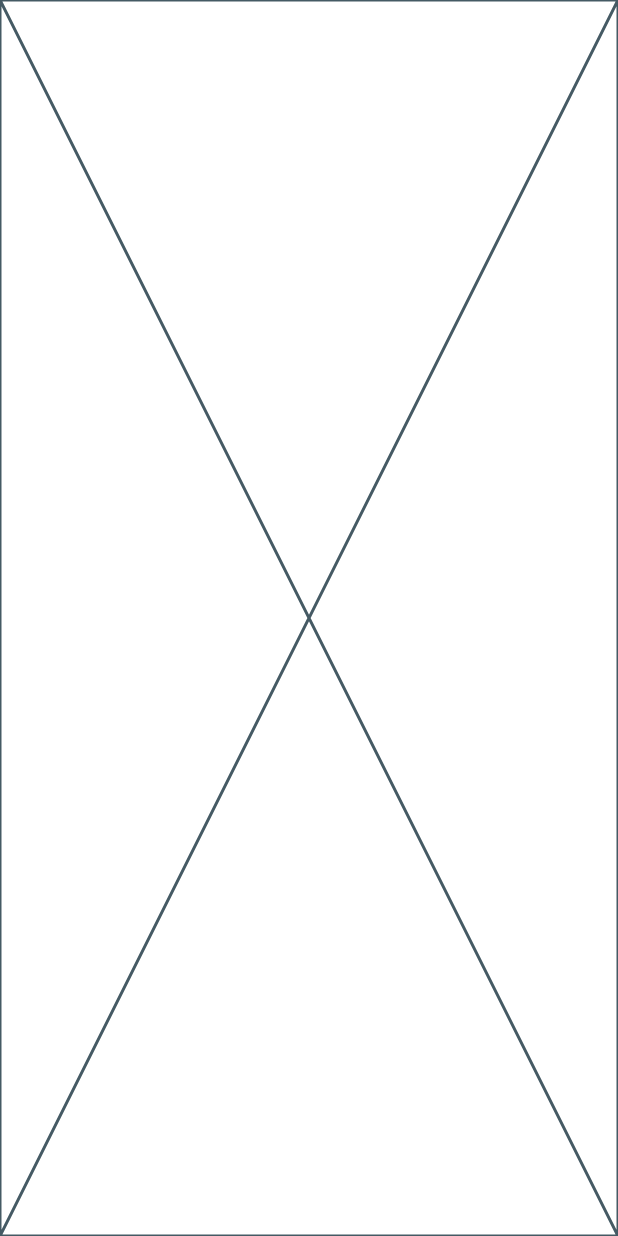
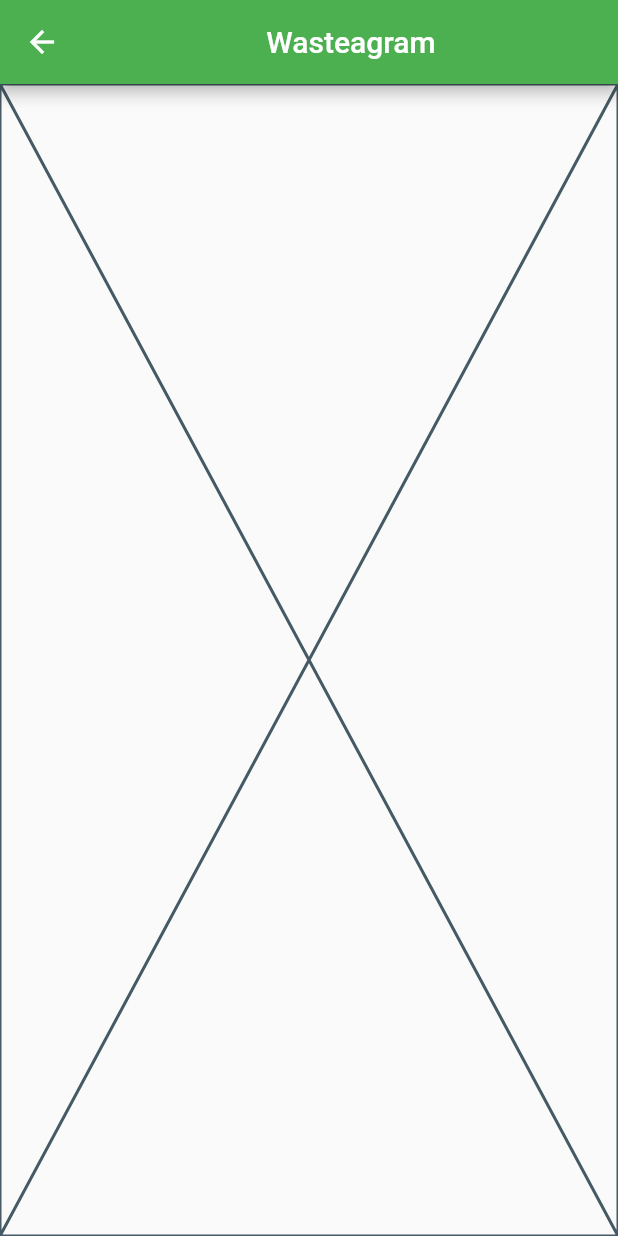
Before and after one commit to c-gasiciel/wasteagram, a Flutter app: the screen it shows after launch, after a tap on the "add" icon, on a phone screen of 412 x 824 dp. Run offline on Flutter 3.47's test engine with Material 2 defaults, Android fonts, the phone set to English and light mode, and no system bars; our stand-ins replace cloud_firestore, location; accounts and stored records are empty.

Commit message:
Added prelim scaffolding for new post page

```diff
--- a/lib/screens/new_post_screen.dart
+++ b/lib/screens/new_post_screen.dart
@@ -7,10 +7,16 @@ class NewPostScreen extends StatefulWidget {
 }
 
 class _NewPostScreenState extends State<NewPostScreen> {
+  final title = 'Wasteagram';
 
   @override
   Widget build(BuildContext context) {
-    return Placeholder(
+    return Scaffold(
+      appBar: AppBar(
+        title: Center(
+          child: Text(title)
+        )),
+      body: Placeholder()
     );
   }
 }
```
